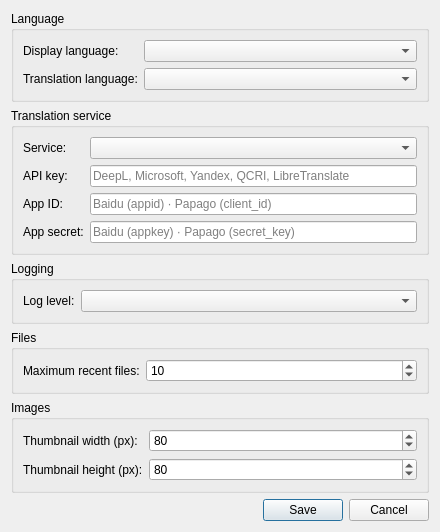
This is src/pbprompt/gui/settings_dialog.ui in ppoilbarbe/PBPrompt as Qt 5 draws it before an edit. The edited form follows.
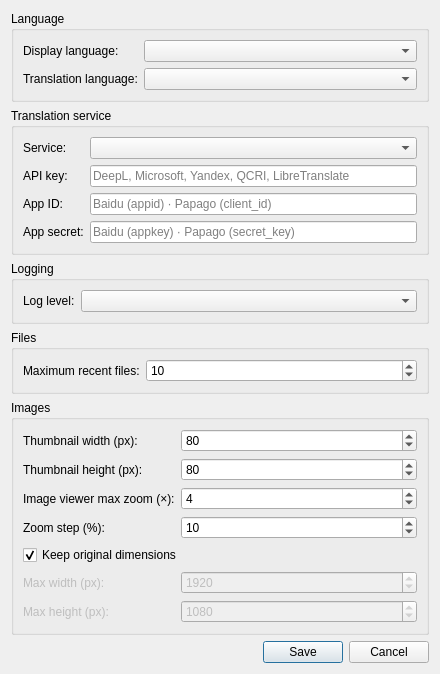
This is the edited form.

Commit message: Image viewer: zoom to cursor, copy/save actions, Makefile fix

What changed in the file:
```diff
--- a/src/pbprompt/gui/settings_dialog.ui
+++ b/src/pbprompt/gui/settings_dialog.ui
@@ -197,6 +197,84 @@
         <property name="value"><number>80</number></property>
        </widget>
       </item>
+      <item row="2" column="0">
+       <widget class="QLabel" name="labelViewerZoomMax">
+        <property name="text">
+         <string>Image viewer max zoom (×):</string>
+        </property>
+       </widget>
+      </item>
+      <item row="2" column="1">
+       <widget class="QSpinBox" name="spinBoxViewerZoomMax">
+        <property name="minimum"><number>1</number></property>
+        <property name="maximum"><number>16</number></property>
+        <property name="value"><number>4</number></property>
+       </widget>
+      </item>
+      <item row="3" column="0">
+       <widget class="QLabel" name="labelViewerZoomStep">
+        <property name="text">
+         <string>Zoom step (%):</string>
+        </property>
+       </widget>
+      </item>
+      <item row="3" column="1">
+       <widget class="QSpinBox" name="spinBoxViewerZoomStep">
+        <property name="minimum"><number>1</number></property>
+        <property name="maximum"><number>50</number></property>
+        <property name="value"><number>10</number></property>
+       </widget>
+      </item>
+      <item row="4" column="0" colspan="2">
+       <widget class="QCheckBox" name="checkBoxImageOriginal">
+        <property name="text">
+         <string>Keep original dimensions</string>
+        </property>
+        <property name="checked">
+         <bool>true</bool>
+        </property>
+       </widget>
+      </item>
+      <item row="5" column="0">
+       <widget class="QLabel" name="labelImageStoreMaxWidth">
+        <property name="text">
+         <string>Max width (px):</string>
+        </property>
+        <property name="enabled">
+         <bool>false</bool>
+        </property>
+       </widget>
+      </item>
+      <item row="5" column="1">
+       <widget class="QSpinBox" name="spinBoxImageStoreMaxWidth">
+        <property name="enabled">
+         <bool>false</bool>
+        </property>
+        <property name="minimum"><number>64</number></property>
+        <property name="maximum"><number>32000</number></property>
+        <property name="value"><number>1920</number></property>
+       </widget>
+      </item>
+      <item row="6" column="0">
+       <widget class="QLabel" name="labelImageStoreMaxHeight">
+        <property name="text">
+         <string>Max height (px):</string>
+        </property>
+        <property name="enabled">
+         <bool>false</bool>
+        </property>
+       </widget>
+      </item>
+      <item row="6" column="1">
+       <widget class="QSpinBox" name="spinBoxImageStoreMaxHeight">
+        <property name="enabled">
+         <bool>false</bool>
+        </property>
+        <property name="minimum"><number>64</number></property>
+        <property name="maximum"><number>32000</number></property>
+        <property name="value"><number>1080</number></property>
+       </widget>
+      </item>
      </layout>
     </widget>
    </item>
```
The commit also changes 24 other files.
